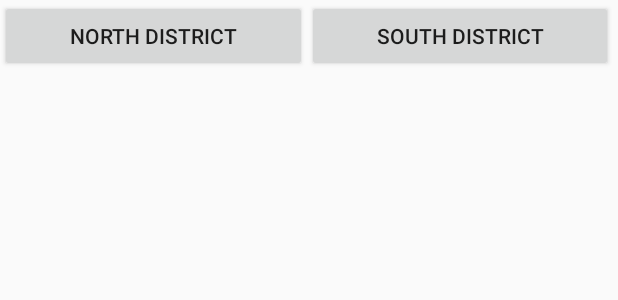
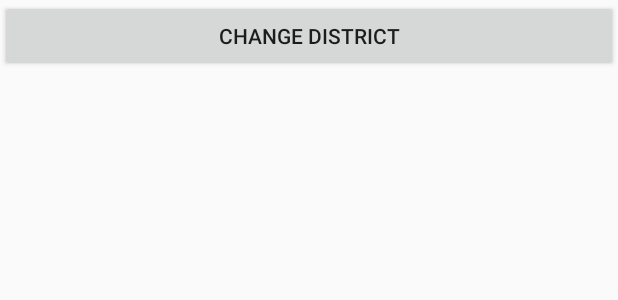
Before and after one commit to Blackout76/Cab-Rel, an Android app: the layout activity_main.xml on its own in the app's theme, with its tools: preview values and no code run, on a phone screen of 412 x 824 dp. Shown: the top 300 px of the screen. Run offline under Robolectric (Android 15) with nearby library versions, the phone set to English and light mode, and no system bars.

Commit message:
Add function to change district and delete some useless comments

```diff
--- a/Clients/Tablet/GNE/app/src/main/java/com/example/blackout/gne/Taxi/TaxiRequest.java
+++ b/Clients/Tablet/GNE/app/src/main/java/com/example/blackout/gne/Taxi/TaxiRequest.java
@@ -28,7 +28,7 @@ public class TaxiRequest {
 		this.area = MainActivity.mapManager.getAreaByName(MainActivity.ihm.getNameOfActiveArea());
 		this.street = this.area.getStreetByName((String) infos.get("streetName"));
 		this.originVertice = this.street.getPath().get((int) (((HashMap<String, Object>) infos.get("pointIntercept")).get("indexVertice")));
-		this.pourcentIntersect = (double) infos.get("pourcentHeight");
+		this.pourcentIntersect = Float.parseFloat(infos.get("pourcentHeight").toString());
 		this.intersectedPoint = new CPoint(Float.parseFloat(((HashMap<String, Object>) infos.get("pointIntercept")).get("x").toString()),
 				Float.parseFloat(((HashMap<String, Object>) infos.get("pointIntercept")).get("y").toString()));
 	}
--- a/Clients/Tablet/GNE/app/src/main/res/layout/activity_main.xml
+++ b/Clients/Tablet/GNE/app/src/main/res/layout/activity_main.xml
@@ -18,21 +18,12 @@
 
         <Button
             style="?android:attr/buttonStyleSmall"
-            android:layout_width="wrap_content"
+            android:layout_width="match_parent"
             android:layout_height="wrap_content"
-            android:text="North district"
+            android:text="Change district"
             android:id="@+id/button"
             android:height="40dp"
-            android:layout_weight="0.49" />
-
-        <Button
-            style="?android:attr/buttonStyleSmall"
-            android:layout_width="wrap_content"
-            android:layout_height="wrap_content"
-            android:text="South district"
-            android:id="@+id/button2"
-            android:height="40dp"
-            android:layout_weight="0.49" />
+            android:singleLine="false" />
 
     </TableRow>
 
```
Also changed, not shown: Clients/Tablet/GNE/app/src/main/java/com/example/blackout/gne/MainActivity.java (+2 -8 lines), Clients/Tablet/GNE/app/src/main/java/com/example/blackout/gne/Map/MapManager.java (+30 -15 lines), Clients/Tablet/GNE/app/src/main/java/com/example/blackout/gne/render/RenderTaxi.java (+11 -22 lines).
